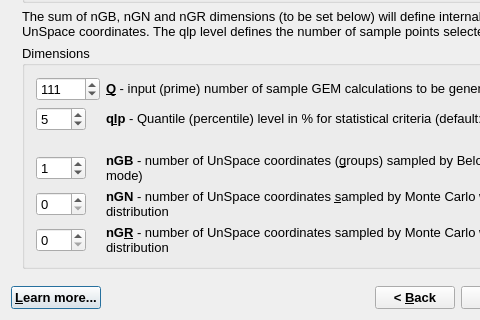
The window that gems3/vizor4/dlg4/UnSpaceWizard4.ui (gemshub/GEMSGUI) describes before a commit, drawn with Qt 5; both pictures show x 0 to 480 and y 311 to 631 of the 638 by 631 pixel window.
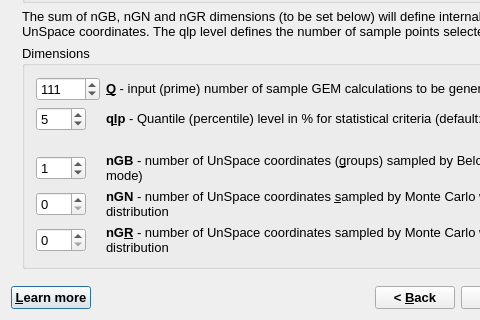
The same window after the commit.

The edit to the form file:
```diff
--- a/gems3/vizor4/dlg4/UnSpaceWizard4.ui
+++ b/gems3/vizor4/dlg4/UnSpaceWizard4.ui
@@ -1612,7 +1612,7 @@
         </font>
        </property>
        <property name="text">
-        <string>&amp;Learn more...</string>
+        <string>&amp;Learn more</string>
        </property>
        <property name="shortcut">
         <string>F1</string>
```
